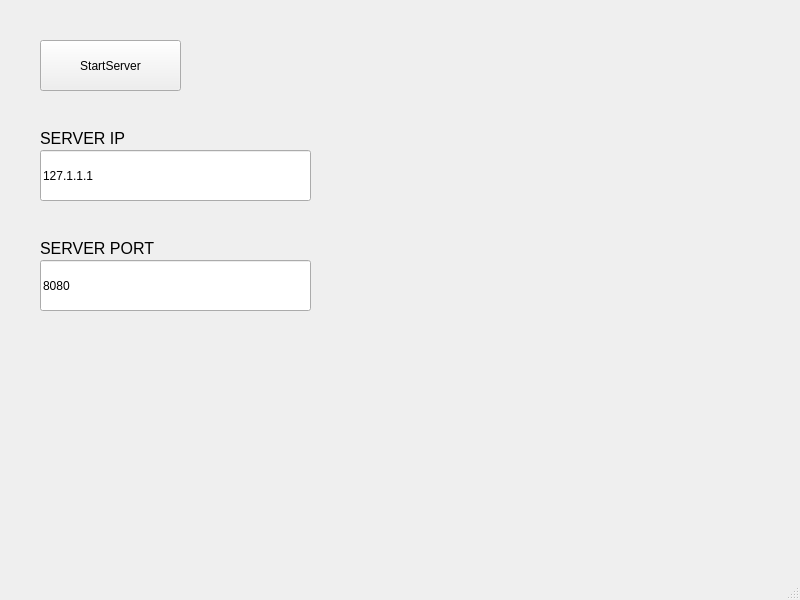
The window that TcpServerClient/MainWindow.ui (n-s-developer/TcpServerClient) describes before a commit, drawn with Qt 5.
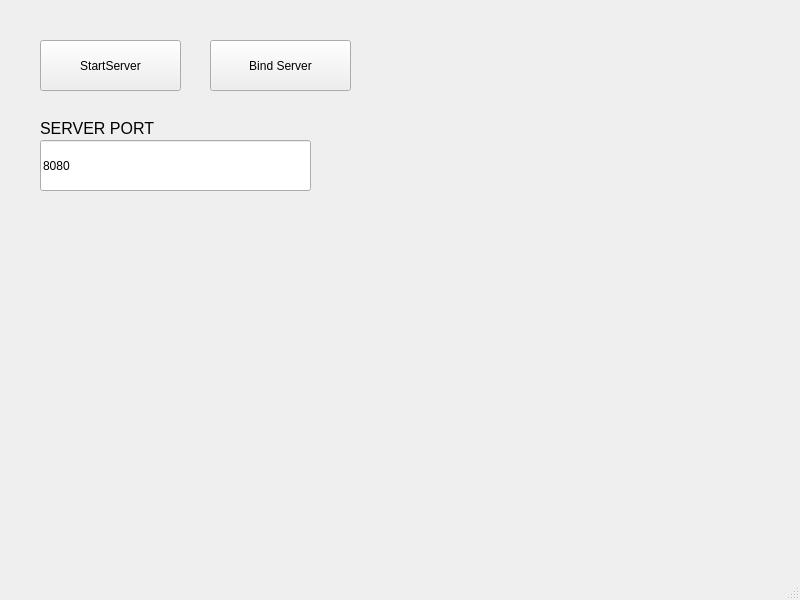
The same window after the commit.

Commit message: server bind

```diff
--- a/TcpServerClient/MainWindow.ui
+++ b/TcpServerClient/MainWindow.ui
@@ -27,42 +27,11 @@
      <string>StartServer</string>
     </property>
    </widget>
-   <widget class="QLineEdit" name="LineEditServerIpAddr">
-    <property name="geometry">
-     <rect>
-      <x>40</x>
-      <y>150</y>
-      <width>271</width>
-      <height>51</height>
-     </rect>
-    </property>
-    <property name="text">
-     <string>127.1.1.1</string>
-    </property>
-   </widget>
-   <widget class="QLabel" name="label">
-    <property name="geometry">
-     <rect>
-      <x>40</x>
-      <y>130</y>
-      <width>141</width>
-      <height>16</height>
-     </rect>
-    </property>
-    <property name="font">
-     <font>
-      <pointsize>12</pointsize>
-     </font>
-    </property>
-    <property name="text">
-     <string>SERVER IP</string>
-    </property>
-   </widget>
    <widget class="QLabel" name="label_2">
     <property name="geometry">
      <rect>
       <x>40</x>
-      <y>240</y>
+      <y>120</y>
       <width>141</width>
       <height>16</height>
      </rect>
@@ -80,7 +49,7 @@
     <property name="geometry">
      <rect>
       <x>40</x>
-      <y>260</y>
+      <y>140</y>
       <width>271</width>
       <height>51</height>
      </rect>
@@ -102,6 +71,19 @@
      <string/>
     </property>
    </widget>
+   <widget class="QPushButton" name="PushButtonBindServer">
+    <property name="geometry">
+     <rect>
+      <x>210</x>
+      <y>40</y>
+      <width>141</width>
+      <height>51</height>
+     </rect>
+    </property>
+    <property name="text">
+     <string>Bind Server</string>
+    </property>
+   </widget>
   </widget>
   <widget class="QMenuBar" name="menubar">
    <property name="geometry">
```
The commit also changes 5 other files.
